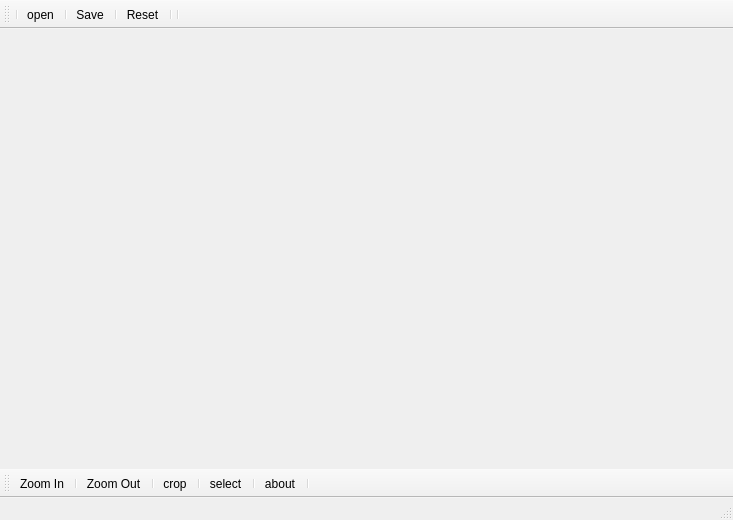
yakout/YADIV, file imageviewer.ui: the form before one commit.
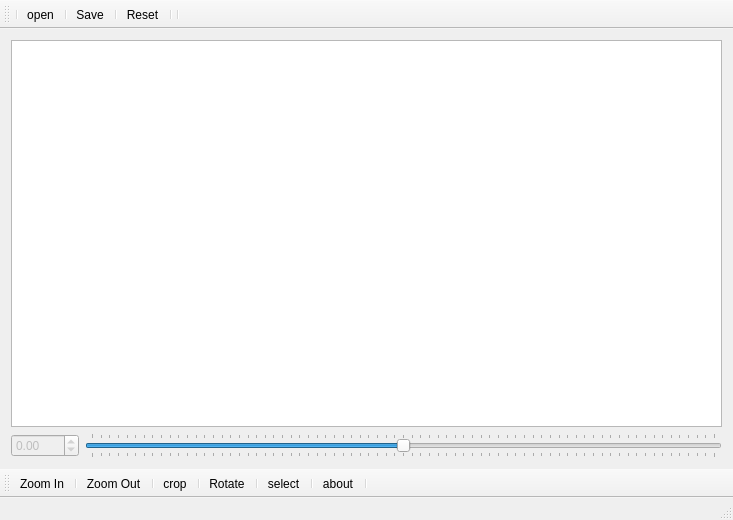
The form after the commit. Icons and pictures are not drawn.

```diff
--- a/imageviewer.ui
+++ b/imageviewer.ui
@@ -14,19 +14,69 @@
    <string>ImageViewer</string>
   </property>
   <widget class="QWidget" name="centralWidget">
-   <widget class="QLabel" name="ImageLabel">
-    <property name="geometry">
-     <rect>
-      <x>90</x>
-      <y>20</y>
-      <width>581</width>
-      <height>341</height>
-     </rect>
-    </property>
-    <property name="text">
-     <string/>
-    </property>
-   </widget>
+   <layout class="QVBoxLayout" name="verticalLayout">
+    <item>
+     <widget class="QGraphicsView" name="graphicsView">
+      <property name="enabled">
+       <bool>true</bool>
+      </property>
+     </widget>
+    </item>
+    <item>
+     <layout class="QHBoxLayout" name="horizontalLayout">
+      <item>
+       <widget class="QDoubleSpinBox" name="angleSpinBox">
+        <property name="enabled">
+         <bool>false</bool>
+        </property>
+        <property name="minimum">
+         <double>-180.000000000000000</double>
+        </property>
+        <property name="maximum">
+         <double>180.000000000000000</double>
+        </property>
+       </widget>
+      </item>
+      <item>
+       <widget class="QSlider" name="rotateSlider">
+        <property name="cursor">
+         <cursorShape>PointingHandCursor</cursorShape>
+        </property>
+        <property name="layoutDirection">
+         <enum>Qt::LeftToRight</enum>
+        </property>
+        <property name="autoFillBackground">
+         <bool>false</bool>
+        </property>
+        <property name="minimum">
+         <number>-180</number>
+        </property>
+        <property name="maximum">
+         <number>180</number>
+        </property>
+        <property name="tracking">
+         <bool>true</bool>
+        </property>
+        <property name="orientation">
+         <enum>Qt::Horizontal</enum>
+        </property>
+        <property name="invertedAppearance">
+         <bool>false</bool>
+        </property>
+        <property name="invertedControls">
+         <bool>false</bool>
+        </property>
+        <property name="tickPosition">
+         <enum>QSlider::TicksBothSides</enum>
+        </property>
+        <property name="tickInterval">
+         <number>5</number>
+        </property>
+       </widget>
+      </item>
+     </layout>
+    </item>
+   </layout>
   </widget>
   <widget class="QStatusBar" name="statusBar"/>
   <widget class="QToolBar" name="toolBar">
@@ -73,6 +123,8 @@
    <addaction name="separator"/>
    <addaction name="actioncrop"/>
    <addaction name="separator"/>
+   <addaction name="actionrotate"/>
+   <addaction name="separator"/>
    <addaction name="actionselect"/>
    <addaction name="separator"/>
    <addaction name="actionabout"/>
```
Left out of the diff: 22 changed lines with no effect on the pictures.
